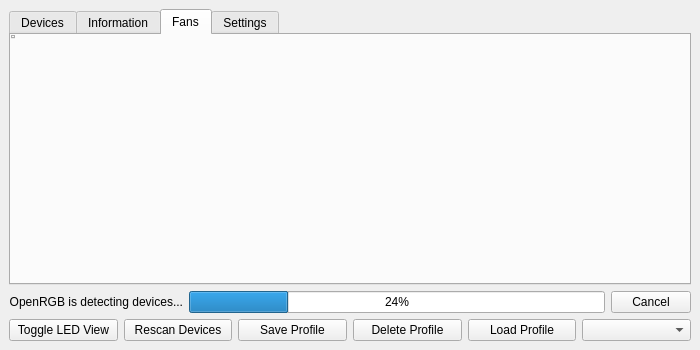
The window that qt/OpenRGBDialog2.ui (muhannadm342/OpenRGB) describes before a commit, drawn with Qt 5.
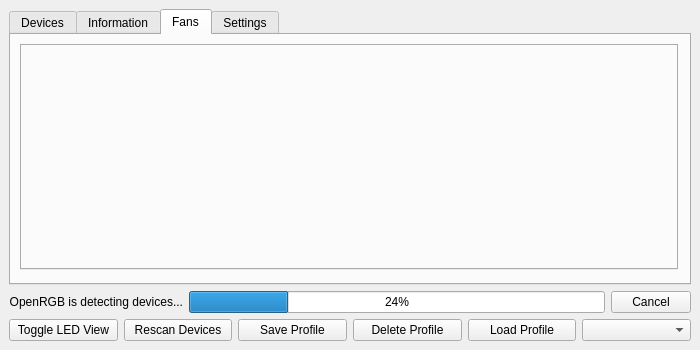
The same window after the commit. The open tabs and pages were chosen to show the change.

Commit message: Fix fan controller UI

Diff of the .ui file:
```diff
--- a/qt/OpenRGBDialog2.ui
+++ b/qt/OpenRGBDialog2.ui
@@ -67,10 +67,10 @@
        <widget class="QTabWidget" name="FanTabBar">
         <property name="geometry">
          <rect>
-          <x>0</x>
-          <y>0</y>
-          <width>4</width>
-          <height>4</height>
+          <x>9</x>
+          <y>9</y>
+          <width>658</width>
+          <height>226</height>
          </rect>
         </property>
         <property name="tabPosition">
```
The commit also changes 1 other file.
